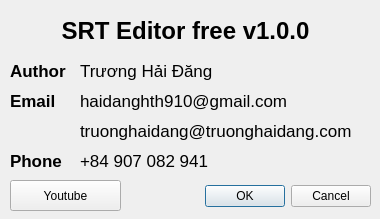
TruongHaiDang/srt-editor, file ui/about.ui: the form before one commit.
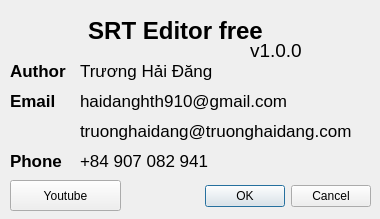
The form after the commit. Icons and pictures are not drawn.

Commit message: Update project name in CMakeLists, enhance About dialog with version display, and add subtitle management functionality in main window. Adjust UI layout for better subtitle display.

What changed in the file:
```diff
--- a/ui/about.ui
+++ b/ui/about.ui
@@ -32,9 +32,9 @@
   <widget class="QLabel" name="label">
    <property name="geometry">
     <rect>
-     <x>50</x>
+     <x>80</x>
      <y>10</y>
-     <width>271</width>
+     <width>191</width>
      <height>41</height>
     </rect>
    </property>
@@ -46,7 +46,7 @@
     </font>
    </property>
    <property name="text">
-    <string>SRT Editor free v1.0.0</string>
+    <string>SRT Editor free</string>
    </property>
    <property name="alignment">
     <set>Qt::AlignCenter</set>
@@ -210,6 +210,32 @@
     </size>
    </property>
   </widget>
+  <widget class="QLabel" name="versionLbl">
+   <property name="geometry">
+    <rect>
+     <x>250</x>
+     <y>40</y>
+     <width>111</width>
+     <height>21</height>
+    </rect>
+   </property>
+   <property name="font">
+    <font>
+     <pointsize>14</pointsize>
+     <weight>50</weight>
+     <bold>false</bold>
+    </font>
+   </property>
+   <property name="text">
+    <string>v1.0.0</string>
+   </property>
+   <property name="alignment">
+    <set>Qt::AlignLeading|Qt::AlignLeft|Qt::AlignVCenter</set>
+   </property>
+   <property name="wordWrap">
+    <bool>true</bool>
+   </property>
+  </widget>
  </widget>
  <resources>
   <include location="srt_editor_resources.qrc"/>
```
Left out of the diff: 4 changed lines with no effect on the pictures. The commit also changes 10 other files.
